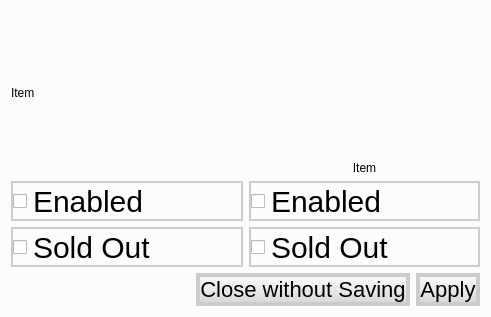
First picture: the form in adminItem.ui, repository fsiwi-hka/coffeesale, before the edit.
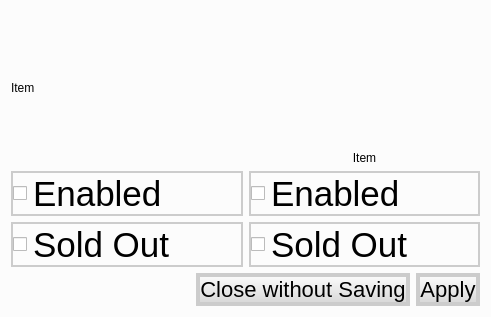
Second picture: the form after the edit.

What changed in the file:
```diff
--- a/adminItem.ui
+++ b/adminItem.ui
@@ -19,7 +19,7 @@
 }
 
 QCheckBox {
-    font-size: 30px;
+    font-size: 35px;
 	border: 2px solid #CCC;
 	border-radius: 0.2em;
 	text-align: center;
```
